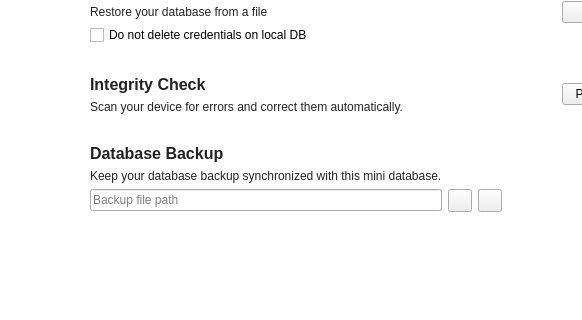
Before: the Qt Designer form src/MainWindow.ui in mooltipass/moolticute, drawn with Qt 5; both pictures show x 0 to 582 and y 233 to 553 of the 822 by 553 pixel window.
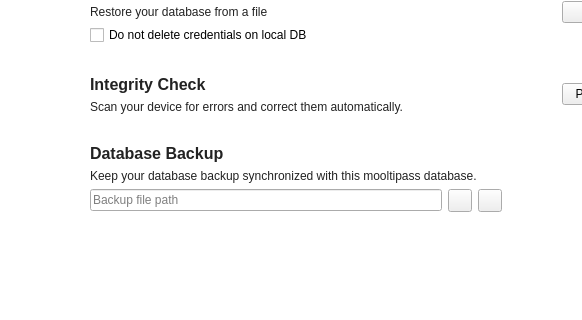
After: the same form once the commit is applied. Icons and pictures are not drawn. Custom widgets are drawn as their Qt base class.

```diff
--- a/src/MainWindow.ui
+++ b/src/MainWindow.ui
@@ -1415,7 +1415,7 @@
                </sizepolicy>
               </property>
               <property name="text">
-               <string>Keep your database backup synchronized with this mini database.</string>
+               <string>Keep your database backup synchronized with this mooltipass database.</string>
               </property>
               <property name="wordWrap">
                <bool>true</bool>
```
